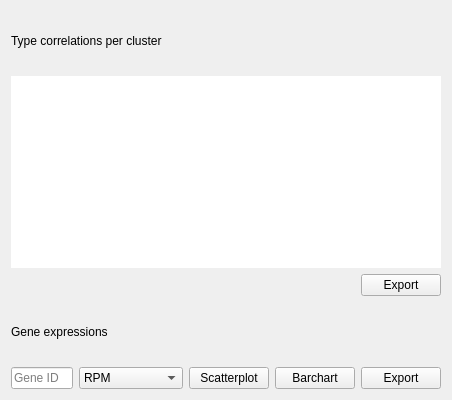
Qt form TabWidget.ui (KaikiasVind/CellBadger) before a commit.
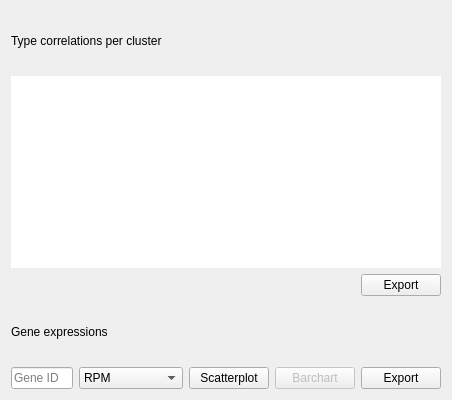
The same form after that commit.

Commit message: Removed old code. Deactivated bar chart button.

The edit to the form file:
```diff
--- a/TabWidget.ui
+++ b/TabWidget.ui
@@ -195,7 +195,7 @@
      <item>
       <widget class="QPushButton" name="pushButtonBarChart">
        <property name="enabled">
-        <bool>true</bool>
+        <bool>false</bool>
        </property>
        <property name="text">
         <string>Barchart</string>
```
The commit also changes 2 other files.
